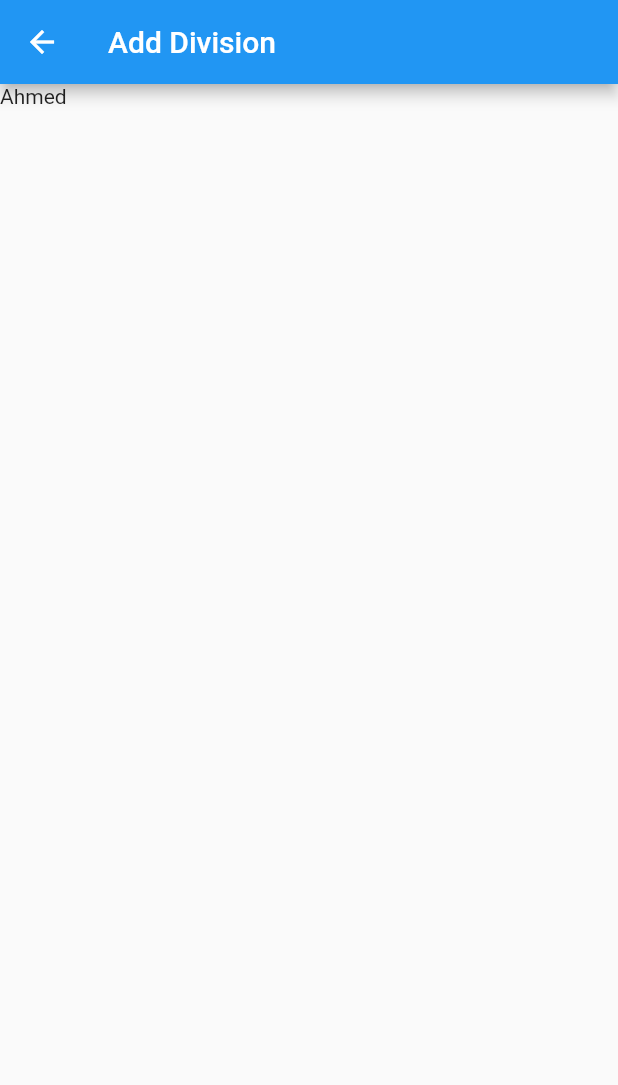
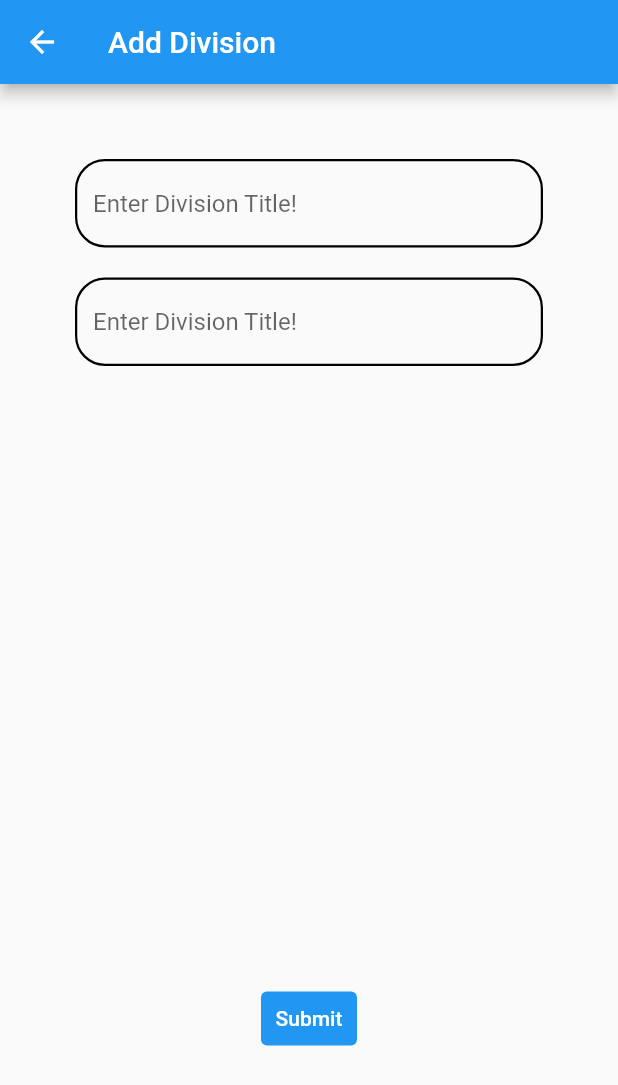
Before and after one commit to ahmloutfy/Pure-Soft-Training-Responsive, a Flutter app: the MyApp screen opened directly, after a tap on the "add" icon, on a phone screen of 412 x 824 dp. Shown: the top 1085 px of the screen. Run offline on Flutter 3.47's test engine with Material 2 defaults, Android fonts, the light colour scheme and no system bars.

Commit message:
ASPSTR 4/12/2022 (0)

```diff
--- a/lib/main.dart
+++ b/lib/main.dart
@@ -8,7 +8,7 @@ void main() {
     const MaterialApp(
       debugShowCheckedModeBanner: false,
       title: 'Pure Soft Training (Responsive)',
-      home: MyApp(),
+      home: AddDivision(),
     ),
   );
 }
--- a/lib/screens/add_divison.dart
+++ b/lib/screens/add_divison.dart
@@ -1,4 +1,6 @@
 import 'package:flutter/material.dart';
+
+import '../widgets/division_text_field.dart';
 
 class AddDivision extends StatelessWidget {
   const AddDivision({Key? key}) : super(key: key);
@@ -9,10 +11,37 @@ class AddDivision extends StatelessWidget {
       appBar: AppBar(
         title: const Text('Add Division'),
       ),
-      body: Column(
-        children: const [
-          Text('Ahmed'),
-        ],
+      body: SingleChildScrollView(
+        child: Padding(
+          padding: const EdgeInsets.all(50),
+          child: Column(
+            children: [
+              const DivisionTextField(),
+              const SizedBox(
+                height: 20,
+              ),
+              const SizedBox(
+                height: 450,
+                child: (DivisionTextField()),
+              ),
+              const SizedBox(
+                height: 20,
+              ),
+              TextButton(
+                onPressed: null,
+                style: TextButton.styleFrom(
+                  backgroundColor: Colors.blue,
+                ),
+                child: const Text(
+                  'Submit',
+                  style: TextStyle(
+                    color: Colors.white,
+                  ),
+                ),
+              ),
+            ],
+          ),
+        ),
       ),
     );
   }
--- a/lib/screens/home_page.dart
+++ b/lib/screens/home_page.dart
@@ -11,9 +11,7 @@ class ResponsiveTask extends StatelessWidget {
   Widget build(BuildContext context) {
     return Scaffold(
       body: SingleChildScrollView(
-        child: SafeArea(
         child: Container(
-            padding: const EdgeInsets.all(10),
           width: double.infinity,
           decoration: const BoxDecoration(
             image: DecorationImage(
@@ -67,7 +65,6 @@ class ResponsiveTask extends StatelessWidget {
           ),
         ),
       ),
-      ),
     );
   }
 }
--- a/lib/widgets/ads_slider.dart
+++ b/lib/widgets/ads_slider.dart
@@ -34,7 +34,7 @@ class AdsSlider extends StatelessWidget {
     ];
 
     return Container(
-      padding: const EdgeInsets.all(8.0),
+      padding: const EdgeInsets.symmetric(vertical: 10),
       height: 170,
       width: double.infinity,
       child: ListView.separated(
--- /dev/null
+++ b/lib/widgets/division_text_field.dart
@@ -0,0 +1,23 @@
+import 'package:flutter/material.dart';
+
+class DivisionTextField extends StatelessWidget {
+  const DivisionTextField({
+    Key? key,
+  }) : super(key: key);
+
+  @override
+  Widget build(BuildContext context) {
+    return TextField(
+      decoration: InputDecoration(
+        hintText: 'Enter Division Title!',
+        enabledBorder: OutlineInputBorder(
+          borderRadius: BorderRadius.circular(20),
+          borderSide: const BorderSide(
+            width: 1.5,
+            color: Colors.black,
+          ),
+        ),
+      ),
+    );
+  }
+}
```
Lines whose indentation alone changed are shown as unchanged.
